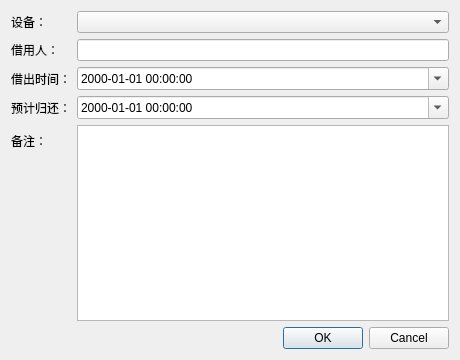
Before: the Qt Designer form LabAssetUI/pages/borrow/borrowdialog.ui in zhang512002/LabAssetManage, drawn with Qt 5.
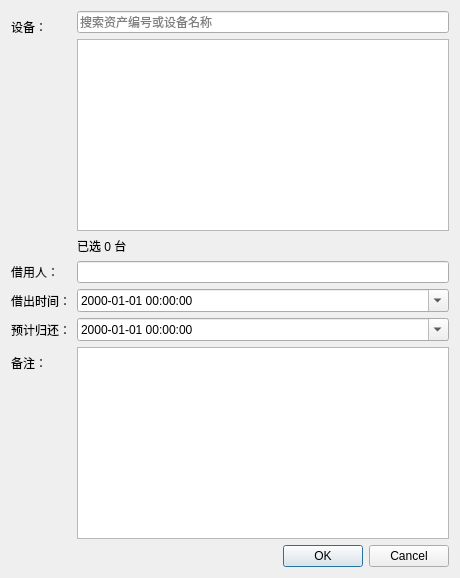
After: the same form once the commit is applied.

What changed in the file:
```diff
--- a/LabAssetUI/pages/borrow/borrowdialog.ui
+++ b/LabAssetUI/pages/borrow/borrowdialog.ui
@@ -3,12 +3,25 @@
  <class>BorrowDialog</class>
  <widget class="QDialog" name="BorrowDialog">
   <property name="windowTitle"><string>借出设备</string></property>
-  <property name="minimumSize"><size><width>460</width><height>360</height></size></property>
+  <property name="minimumSize"><size><width>460</width><height>440</height></size></property>
   <layout class="QVBoxLayout" name="verticalLayout">
    <item>
     <layout class="QFormLayout" name="formLayout">
      <item row="0" column="0"><widget class="QLabel" name="label_equipment"><property name="text"><string>设备：</string></property></widget></item>
-     <item row="0" column="1"><widget class="QComboBox" name="combo_equipment"/></item>
+     <item row="0" column="1">
+      <layout class="QVBoxLayout" name="equipmentLayout">
+       <item><widget class="QLineEdit" name="edit_equipment_search">
+        <property name="placeholderText"><string>搜索资产编号或设备名称</string></property>
+        <property name="clearButtonEnabled"><bool>true</bool></property>
+       </widget></item>
+       <item><widget class="QListWidget" name="list_equipment">
+        <property name="minimumSize"><size><width>0</width><height>125</height></size></property>
+       </widget></item>
+       <item><widget class="QLabel" name="label_selected_count">
+        <property name="text"><string>已选 0 台</string></property>
+       </widget></item>
+      </layout>
+     </item>
      <item row="1" column="0"><widget class="QLabel" name="label_borrower"><property name="text"><string>借用人：</string></property></widget></item>
      <item row="1" column="1"><widget class="QLineEdit" name="edit_borrower"/></item>
      <item row="2" column="0"><widget class="QLabel" name="label_borrow_time"><property name="text"><string>借出时间：</string></property></widget></item>
```
